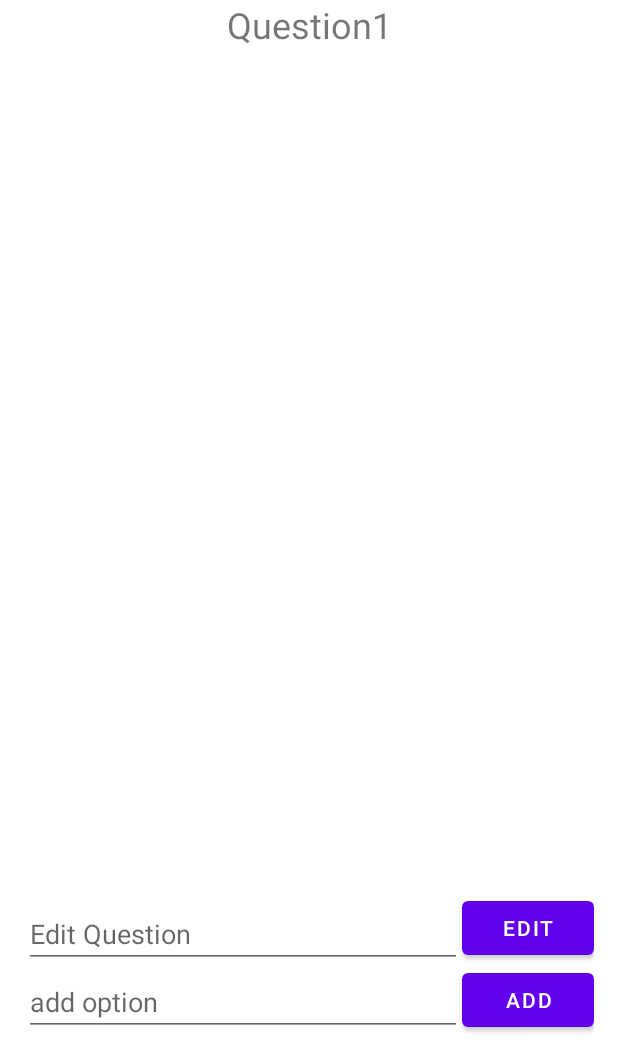
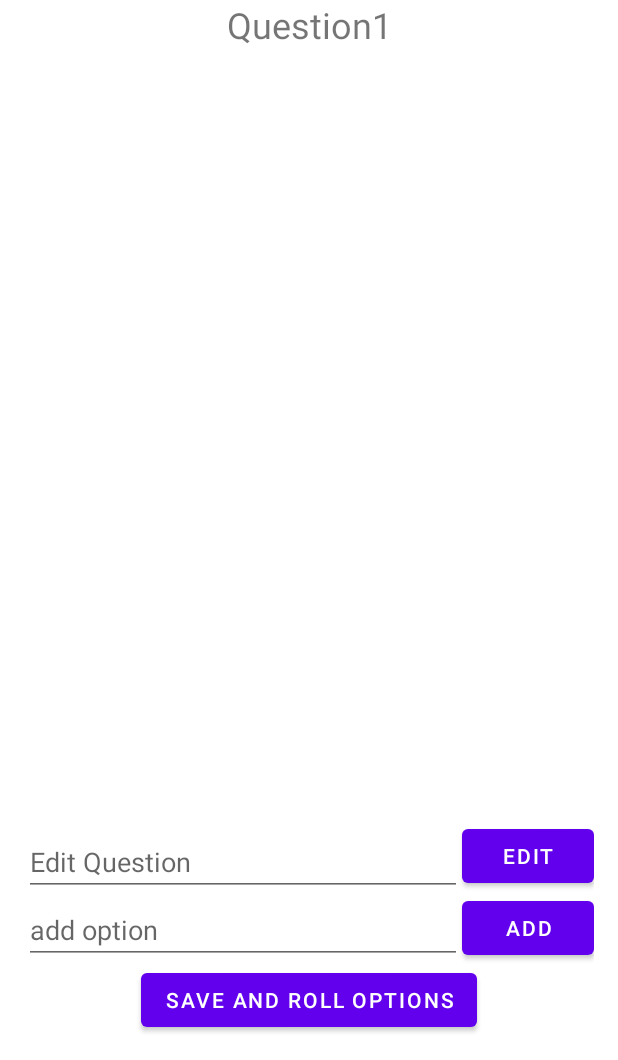
Before and after one commit to Christinamawel/indecision, an Android app: the QuestionFormActivity screen opened directly, with no data from a screen before it, on a phone screen of 412 x 824 dp, the part 176-1236 px from its top. Run offline under Robolectric (Android 15) with nearby library versions, the phone set to English and light mode, and no system bars.

Commit message:
get recycler view to work without delete functionality and add to QuestionFormActivity

```diff
--- a/app/src/main/java/com/example/indecision/CustomAdapter.kt
+++ b/app/src/main/java/com/example/indecision/CustomAdapter.kt
@@ -6,7 +6,7 @@ import android.view.ViewGroup
 import android.widget.TextView
 import androidx.recyclerview.widget.RecyclerView
 
-class CustomAdapter(private val mList: MutableList<OptionViewModel>) : RecyclerView.Adapter<CustomAdapter.ViewHolder>() {
+class CustomAdapter(val mList: MutableList<OptionViewModel>) : RecyclerView.Adapter<CustomAdapter.ViewHolder>() {
 
     // create new views
     override fun onCreateViewHolder(parent: ViewGroup, viewType: Int): ViewHolder {
--- a/app/src/main/java/com/example/indecision/QuestionFormActivity.kt
+++ b/app/src/main/java/com/example/indecision/QuestionFormActivity.kt
@@ -8,6 +8,7 @@ import android.view.View
 import android.view.inputmethod.InputMethodManager
 import android.widget.Button
 import android.widget.EditText
+import android.widget.TextView
 import androidx.appcompat.app.AppCompatActivity
 import androidx.fragment.app.Fragment
 import androidx.recyclerview.widget.LinearLayoutManager
@@ -15,44 +16,64 @@ import androidx.recyclerview.widget.RecyclerView
 
 class QuestionFormActivity : AppCompatActivity() {
 
+    private lateinit var customAdapter: CustomAdapter
+    private var etAddOption: EditText? = null
+    private var etEditQuestion: EditText? = null
+    private var tvQuestion: TextView? = null
+
     override fun onCreate(savedInstanceState: Bundle?) {
         super.onCreate(savedInstanceState)
         setContentView(R.layout.activity_form)
 
+        customAdapter = CustomAdapter(mutableListOf())
+
         val recyclerview = findViewById<RecyclerView>(R.id.rvOptionList)
+        val addOptionBtn: Button = findViewById(R.id.addOptionBtn)
+        val addQuestionBtn: Button = findViewById(R.id.addQuestionBtn)
+        val saveAndRollBtn: Button = findViewById(R.id.saveAndRollBtn)
+        etAddOption = findViewById(R.id.etAddOption)
+        etEditQuestion = findViewById(R.id.etEditQuestion)
+        tvQuestion = findViewById(R.id.tvQuestion)
+
+        recyclerview.adapter = customAdapter
 
         recyclerview.layoutManager = LinearLayoutManager(this)
 
-        val options = ArrayList<OptionViewModel>()
+        addOptionBtn.setOnClickListener {
+            val optionText = etAddOption?.text.toString()
+            if (optionText.isNotEmpty()) {
+                val option = OptionViewModel(optionText, false)
+                customAdapter.addOption(option)
+                etAddOption?.text?.clear()
+            }
+        }
 
-        val adapter = CustomAdapter(options)
+        addQuestionBtn.setOnClickListener {
+            val newQuestion = etEditQuestion?.text.toString()
+            tvQuestion?.text = newQuestion
+            etEditQuestion?.text?.clear()
+        }
 
-        recyclerview.adapter = adapter
+        saveAndRollBtn.setOnClickListener {
+            val currentOptions = mutableListOf<String>()
+            for (option in customAdapter.mList) {
+                currentOptions.add(option.text)
+            }
 
-//        submitButton.setOnClickListener {
-//
-//            val answerList = mutableListOf<String>(one, two, three, four)
-//            val pickedNumber = (0..3).random()
-//
-//            val pickedAnswer = answerList[pickedNumber]
-//
-//            val newQuestion = Question(userQuestion, answerList, pickedAnswer)
-//
-//            onClickAnswerRandomizer()
-//            Intent(this, SecondActivity::class.java).also {
-//                it.putExtra("EXTRA_QUESTION", newQuestion)
-//                startActivity(it)
-//            }
-//        }
-//    }
-//    private fun onClickAnswerRandomizer() {
-//        question?.setText("")
-//        answerOne?.setText("")
-//        answerTwo?.setText("")
-//        answerThree?.setText("")
-//        answerFour?.setText("")
-//
-//        hideKeyboard()
+            val pickedNumber = (0 until currentOptions.size).random()
+
+            val pickedAnswer = currentOptions[pickedNumber]
+            val currentQuestion = tvQuestion?.text.toString()
+
+            val newQuestion = Question(currentQuestion, currentOptions, pickedAnswer)
+
+            hideKeyboard()
+
+            Intent(this, SecondActivity::class.java).also {
+                it.putExtra("EXTRA_QUESTION", newQuestion)
+                startActivity(it)
+            }
+        }
     }
 
     fun Fragment.hideKeyboard() {
--- a/app/src/main/res/layout/activity_form.xml
+++ b/app/src/main/res/layout/activity_form.xml
@@ -30,26 +30,30 @@
     <androidx.recyclerview.widget.RecyclerView
         android:id="@+id/rvOptionList"
         android:layout_width="match_parent"
-        android:layout_height="wrap_content"
+        android:layout_height="0dp"
+        app:layout_constraintBottom_toTopOf="@+id/etEditQuestion"
         app:layout_constraintEnd_toEndOf="parent"
+        app:layout_constraintHorizontal_bias="0.0"
         app:layout_constraintStart_toStartOf="parent"
-        app:layout_constraintTop_toBottomOf="@+id/tvQuestion" />
+        app:layout_constraintTop_toBottomOf="@+id/tvQuestion"
+        app:layout_constraintVertical_bias="0.0" />
 
     <EditText
-        android:id="@+id/editText2"
+        android:id="@+id/etAddOption"
         android:layout_width="0dp"
         android:layout_height="wrap_content"
         android:hint="add option"
-        app:layout_constraintBottom_toBottomOf="parent"
+        app:layout_constraintBottom_toTopOf="@+id/saveAndRollBtn"
         app:layout_constraintEnd_toStartOf="@+id/addOptionBtn"
+        app:layout_constraintHorizontal_bias="1.0"
         app:layout_constraintStart_toStartOf="parent" />
 
     <EditText
-        android:id="@+id/editQuestion"
+        android:id="@+id/etEditQuestion"
         android:layout_width="0dp"
         android:layout_height="wrap_content"
         android:hint="Edit Question"
-        app:layout_constraintBottom_toTopOf="@+id/editText2"
+        app:layout_constraintBottom_toTopOf="@+id/etAddOption"
         app:layout_constraintEnd_toStartOf="@+id/addOptionBtn"
         app:layout_constraintHorizontal_bias="1.0"
         app:layout_constraintStart_toStartOf="parent" />
@@ -59,15 +63,24 @@
         android:layout_width="wrap_content"
         android:layout_height="wrap_content"
         android:text="Add"
-        app:layout_constraintBottom_toBottomOf="parent"
+        app:layout_constraintBottom_toTopOf="@+id/saveAndRollBtn"
         app:layout_constraintEnd_toEndOf="parent" />
 
     <Button
-        android:id="@+id/addOptionBtn2"
+        android:id="@+id/addQuestionBtn"
         android:layout_width="wrap_content"
         android:layout_height="wrap_content"
         android:text="Edit"
         app:layout_constraintBottom_toTopOf="@+id/addOptionBtn"
         app:layout_constraintEnd_toEndOf="parent" />
 
+    <Button
+        android:id="@+id/saveAndRollBtn"
+        android:layout_width="wrap_content"
+        android:layout_height="wrap_content"
+        android:text="Save and Roll Options"
+        app:layout_constraintBottom_toBottomOf="parent"
+        app:layout_constraintEnd_toEndOf="parent"
+        app:layout_constraintStart_toStartOf="parent" />
+
 </androidx.constraintlayout.widget.ConstraintLayout>
```
Also changed, not shown: 1 other file.
